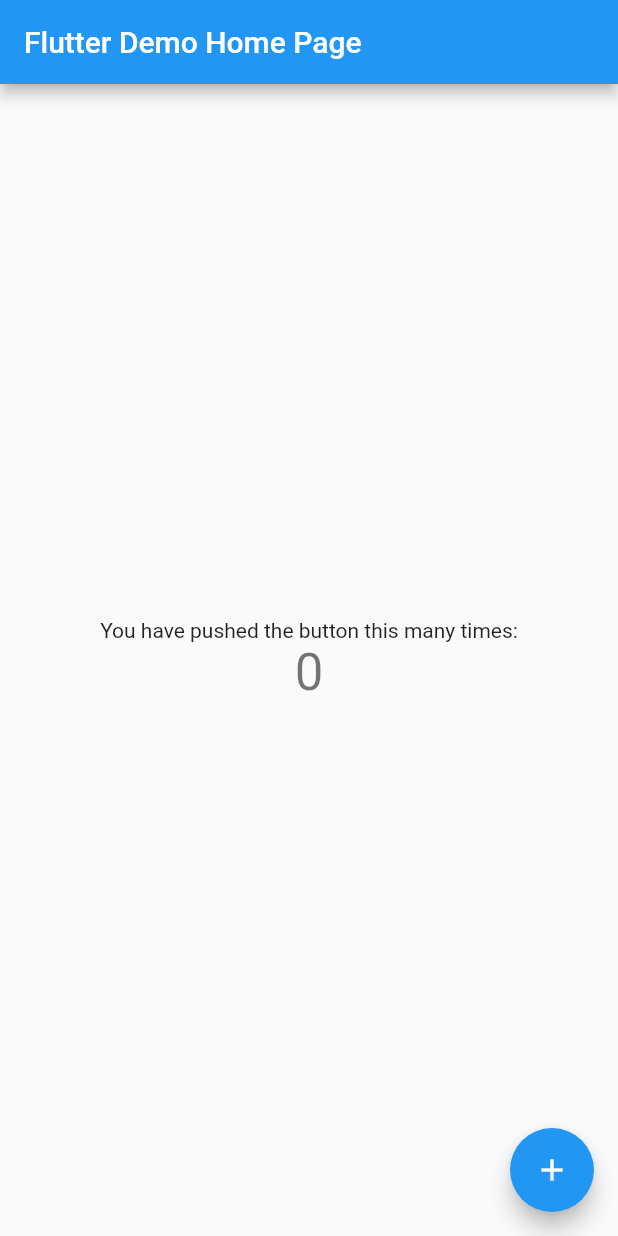
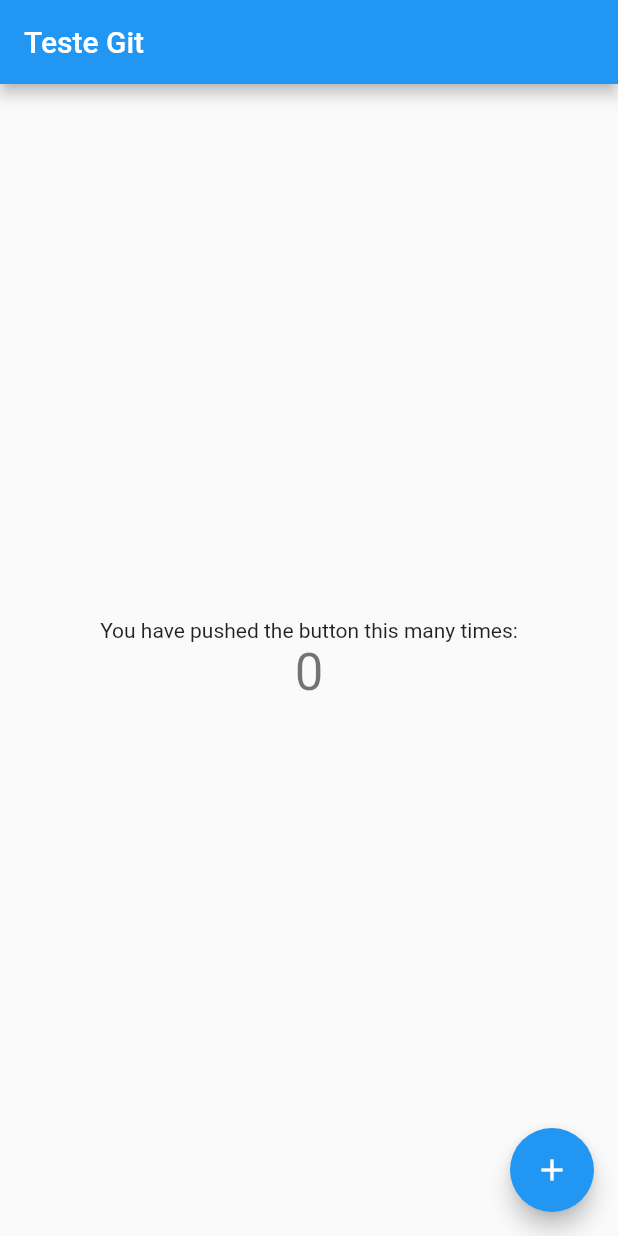
Before and after one commit to bmsrangel/exemplo_counter_stream_flutter, a Flutter app: the screen it shows after launch, on a phone screen of 412 x 824 dp. Run offline on Flutter 3.47's test engine with Material 2 defaults, Android fonts, the phone set to English and light mode, and no system bars.

Commit message:
Modificaçao do código

```diff
--- a/lib/main.dart
+++ b/lib/main.dart
@@ -20,7 +20,7 @@ class MyApp extends StatelessWidget {
         // is not restarted.
         primarySwatch: Colors.blue,
       ),
-      home: MyHomePage(title: 'Flutter Demo Home Page'),
+      home: MyHomePage(title: 'Teste Git'),
     );
   }
 }
```
